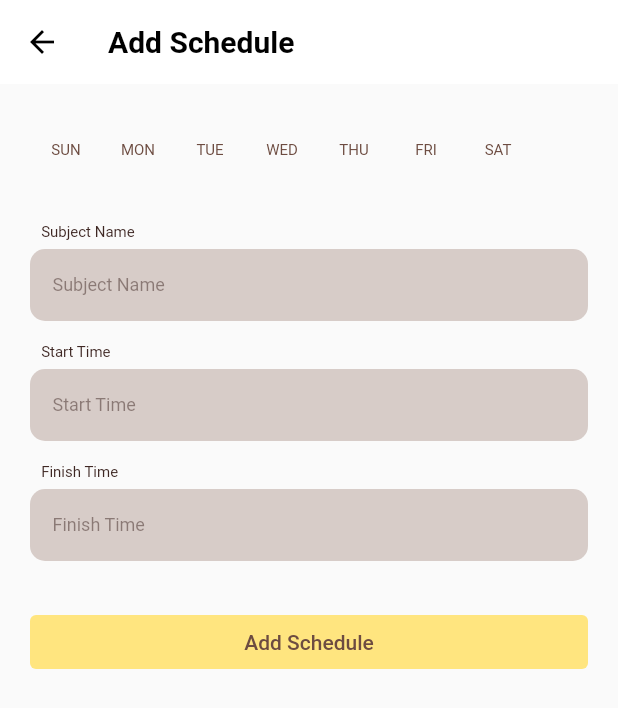
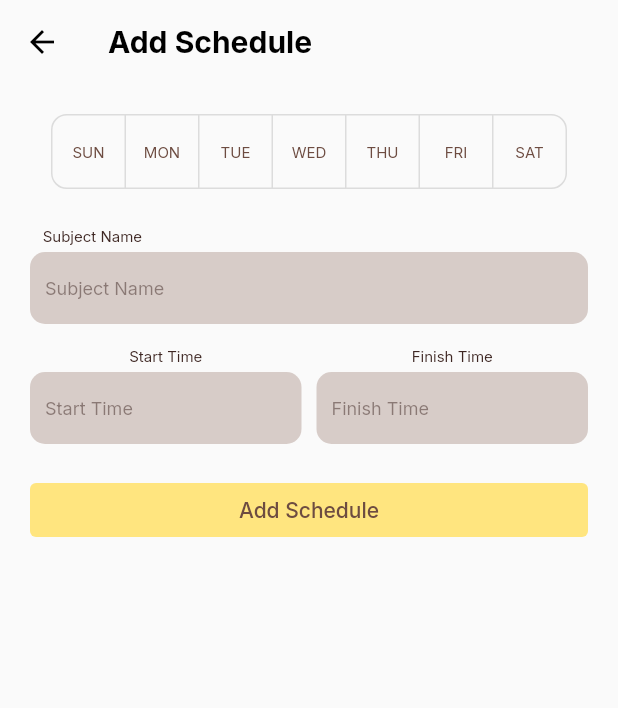
Before and after one commit to rchrdcrngl/RemCards-Flutter, a Flutter app: the SchedulePage screen opened directly, after a tap on the "add" icon, on a phone screen of 412 x 824 dp. Shown: the top 708 px of the screen. Run offline on Flutter 3.47's test engine with Material 2 defaults, Android fonts, the phone set to English and light mode, and no system bars; our stand-ins replace awesome_notifications, flutter_native_timezone, flutter_slidable, get, shared_preferences; missing offline and left inert: api_cache_manager, flutter_timetable_view, shared_preferences_web; accounts and stored records are empty; statements that could not run were skipped.

Commit message:
fix picker, async-await functions, refresh

```diff
--- a/remcards/lib/components/remcards_nav_bar.dart
+++ b/remcards/lib/components/remcards_nav_bar.dart
@@ -38,7 +38,7 @@ class _RemCardsNavBarState extends State<RemCardsNavBar> {
               icon: child.icon,
               color: _selectedIndex == i
                   ? Colors.white
-                  : Colors.blueGrey,
+                  : Theme.of(context).unselectedWidgetColor,
               tooltip: child.title,
               onPressed: () {
                 setState(() {
--- a/remcards/lib/pages/add_schedule.dart
+++ b/remcards/lib/pages/add_schedule.dart
@@ -4,10 +4,10 @@ import 'package:get/get.dart';
 import 'package:http/http.dart' as http;
 import 'package:remcards/const.dart';
 import 'package:remcards/pages/components/day_picker.dart';
-import 'package:shared_preferences/shared_preferences.dart';
-
 import 'components/app_bar.dart';
+import 'components/request_header.dart';
 import 'components/rounded_text_field.dart';
+import 'components/utils.dart';
 
 class addSchedForm extends StatefulWidget {
   final Function refresh;
@@ -36,7 +36,6 @@ class _addSchedForm extends State<addSchedForm> {
   }
 
   Future<Null> _selectStartTime() async {
-    print("sst");
     final TimeOfDay newTime = await showTimePicker(
       context: context,
       initialTime: _startTime,
@@ -45,14 +44,13 @@ class _addSchedForm extends State<addSchedForm> {
       setState(() {
         _startTime = newTime;
         timestart.text =
-            _startTime.hour.toString() + ":" + _startTime.minute.toString();
+            appendZero(_startTime.hour) + ":" + appendZero(_startTime.minute);
       });
     }
     return null;
   }
 
   Future<Null> _selectFinishTime() async {
-    print("sft");
     final TimeOfDay newTime = await showTimePicker(
       context: context,
       initialTime: _endTime,
@@ -61,7 +59,7 @@ class _addSchedForm extends State<addSchedForm> {
       setState(() {
         _endTime = newTime;
         timefinished.text =
-            _endTime.hour.toString() + ":" + _endTime.minute.toString();
+            appendZero(_endTime.hour) + ":" + appendZero(_endTime.minute);
       });
     }
     return null;
@@ -82,25 +80,21 @@ class _addSchedForm extends State<addSchedForm> {
 
   Widget build(BuildContext context) {
     return Scaffold(
-      appBar: rcAppBar("Add Schedule"),
+      appBar: rcAppBar(text:"Add Schedule", context: context),
       body: Container(
         padding: EdgeInsets.all(20.0),
         child: _isLoading
             ? Center(child: CircularProgressIndicator())
-            : ListView(
+            : SingleChildScrollView(
+              child: Column(
+                  crossAxisAlignment: CrossAxisAlignment.stretch,
                   children: <Widget>[
-                  Row(
-                    children: [
-                      Expanded(
-                          child: ClipRRect(
-                              child: SingleChildScrollView(
-                        scrollDirection: Axis.horizontal,
+                    Center(
                       child: dayPicker(
                           isSelected: _isSelected,
                           setState: setState,
                           selectDay: selectDay
-                        ))))
-                    ],
+                      ),
                     ),
                     SizedBox(height: 25.0),
                     Text("   Subject Name",
@@ -109,16 +103,20 @@ class _addSchedForm extends State<addSchedForm> {
                     RoundedTextField("Subject Name", Colors.brown[900],
                         Colors.brown[100], subject, false, 12),
                     SizedBox(height: 15.0),
-                  Text("   Start Time",
+                    Row(
+                      children: [
+                        Expanded(
+                          child: Column(children: [
+                            Text("Start Time",
                                 style: TextStyle(color: Colors.brown[900], fontSize: 10)),
                             SizedBox(height: 5.0),
                             TextFormField(
+                                readOnly: true,
                                 controller: timestart,
                                 onTap: _selectStartTime,
                                 style: TextStyle(color: Colors.brown[900], fontSize: 12),
                                 decoration: InputDecoration(
-                          contentPadding: EdgeInsets.symmetric(
-                              vertical: 5.0, horizontal: 15.0),
+                                    contentPadding: EdgeInsets.symmetric(vertical: 3.0, horizontal: 10.0),
                                     enabledBorder: OutlineInputBorder(
                                       borderSide: BorderSide(
                                           color: Colors.transparent, width: 0.0),
@@ -133,18 +131,21 @@ class _addSchedForm extends State<addSchedForm> {
                                     hintText: "Start Time",
                                     hintStyle: TextStyle(
                                         color: Colors.brown[900].withOpacity(0.5)),
-                          fillColor: Colors.brown[100])),
-                  SizedBox(height: 15.0),
-                  Text("   Finish Time",
+                                    fillColor: Colors.brown[100]))],),
+                        ),
+                        SizedBox(width: 10,),
+                        Expanded(
+                          child: Column(children: [
+                            Text("Finish Time",
                                 style: TextStyle(color: Colors.brown[900], fontSize: 10)),
                             SizedBox(height: 5.0),
                             TextFormField(
                                 controller: timefinished,
                                 onTap: _selectFinishTime,
+                                readOnly: true,
                                 style: TextStyle(color: Colors.brown[900], fontSize: 12),
                                 decoration: InputDecoration(
-                          contentPadding: EdgeInsets.symmetric(
-                              vertical: 5.0, horizontal: 15.0),
+                                    contentPadding: EdgeInsets.symmetric(vertical: 3.0, horizontal: 10.0),
                                     enabledBorder: OutlineInputBorder(
                                       borderSide: BorderSide(
                                           color: Colors.transparent, width: 0.0),
@@ -160,14 +161,23 @@ class _addSchedForm extends State<addSchedForm> {
                                     hintStyle: TextStyle(
                                         color: Colors.brown[900].withOpacity(0.5)),
                                     fillColor: Colors.brown[100])),
-                  SizedBox(height: 30.0),
+                          ],),
+                        ),
+                      ],
+                    ),
+                    SizedBox(height: 20.0),
                     ElevatedButton(
-                      onPressed: () {
-                        addSched(daySelected, subject.text, timestart.text,
+                        onPressed: () async {
+                          setState(() {
+                            _isLoading = true;
+                          });
+                          await addSched(daySelected, subject.text, timestart.text,
                               timefinished.text);
+                          setState(() {
+                            _isLoading = false;
+                          });
+                          widget.refresh();
                           Get.back();
-                        widget.refresh();
-                        //Get.off(() => MainPage(pageIdx: 1));
                         },
                         style: ButtonStyle(
                             backgroundColor: MaterialStateProperty.all(
@@ -183,20 +193,19 @@ class _addSchedForm extends State<addSchedForm> {
                   ],
                 ),
             ),
+      ),
     );
   }
 }
 
 addSched(List<int> day, String title, String start, String finish) async {
-  SharedPreferences sharedPreferences = await SharedPreferences.getInstance();
-  String token = sharedPreferences.getString("token");
-  Map<String, String> headers = {
-    'Accept': '*/*',
-    "Access-Control_Allow_Origin": "*",
-    "Content-Type": "application/json",
-    "x-access-token": token,
-  };
-
+  //Data Validation
+  if(title==''||start==''||finish==''||day.isEmpty){
+    Get.snackbar('Incomplete fields', 'Provide title, day/s, and time period.');
+    return;
+  }
+  //Send POST request
+  Map<String, String> headers = await getRequestHeaders();
   day.forEach((element) async {
     Map data = {"subject": title, "startTime": start, "endTime": finish};
     var response = await http.post(Uri.parse('${schedURI}/${element}'),
--- a/remcards/lib/pages/components/app_bar.dart
+++ b/remcards/lib/pages/components/app_bar.dart
@@ -1,9 +1,9 @@
 import 'package:flutter/material.dart';
 
-AppBar rcAppBar(String text) {
+AppBar rcAppBar({String text, BuildContext context}) {
   return AppBar(
     elevation: 0.0,
-    backgroundColor: Colors.white,
+    backgroundColor: Theme.of(context).scaffoldBackgroundColor,
     iconTheme: IconThemeData(color: Colors.black),
     title: Text(text,
         style: TextStyle(
@@ -12,10 +12,10 @@ AppBar rcAppBar(String text) {
   );
 }
 
-AppBar rcAppBarActions(String text, List<Widget> actions) {
+AppBar rcAppBarActions({String text, List<Widget> actions, BuildContext context}) {
   return AppBar(
     elevation: 0.0,
-    backgroundColor: Colors.white,
+    backgroundColor: Theme.of(context).scaffoldBackgroundColor,
     iconTheme: IconThemeData(color: Colors.black),
     actions: actions,
     title: Text(text,
--- a/remcards/lib/pages/components/day_picker.dart
+++ b/remcards/lib/pages/components/day_picker.dart
@@ -1,8 +1,9 @@
 import 'package:flutter/material.dart';
 
-ToggleButtons dayPicker(
+Widget dayPicker(
     {List<bool> isSelected, Function setState, Function selectDay}) {
-  return ToggleButtons(
+  return Container(
+    child: ToggleButtons(
         children: <Widget>[
           Text("SUN", style: TextStyle(fontSize: 10, color: Colors.brown[600])),
           Text("MON", style: TextStyle(fontSize: 10, color: Colors.brown[600])),
@@ -13,7 +14,6 @@ ToggleButtons dayPicker(
           Text("SAT", style: TextStyle(fontSize: 10, color: Colors.brown[600]))
         ],
         isSelected: isSelected,
-      renderBorder: false,
         borderRadius: BorderRadius.all(Radius.circular(10)),
         fillColor: Colors.amberAccent[100],
         onPressed: (int index) {
@@ -21,5 +21,6 @@ ToggleButtons dayPicker(
             isSelected[index] = !isSelected[index];
             selectDay(index);
           });
-      });
+        }),
+  );
 }
--- a/remcards/lib/pages/components/rounded_text_field.dart
+++ b/remcards/lib/pages/components/rounded_text_field.dart
@@ -7,7 +7,7 @@ Widget RoundedTextField(String hintText, Color hintStyleColor, Color fillColor,
     obscureText: obscuretext,
     style: TextStyle(color: hintStyleColor, fontSize: fontSize),
     decoration: InputDecoration(
-        contentPadding: EdgeInsets.symmetric(vertical: 5.0, horizontal: 15.0),
+        contentPadding: EdgeInsets.symmetric(vertical: 3.0, horizontal: 10.0),
         enabledBorder: OutlineInputBorder(
           borderSide: BorderSide(color: Colors.transparent, width: 0.0),
           borderRadius: BorderRadius.circular(10.0),
--- a/remcards/lib/pages/components/schedule_header.dart
+++ b/remcards/lib/pages/components/schedule_header.dart
@@ -1,22 +1,25 @@
 import 'package:flutter/material.dart';
 import 'package:flutter_timetable_view/flutter_timetable_view.dart';
 
-List<LaneEvents> ScheduleHeader(width) {
+List<LaneEvents> ScheduleHeader({double width, BuildContext context}) {
   return [
         LaneEvents(
             lane: Lane(
+                backgroundColor: Theme.of(context).scaffoldBackgroundColor ?? Colors.white,
                 name: 'SUN',
                 width: (width / 8),
                 textStyle: TextStyle(color: Colors.brown, fontSize: 10)),
             events: []),
         LaneEvents(
             lane: Lane(
+                backgroundColor: Theme.of(context).scaffoldBackgroundColor ?? Colors.white,
                 name: 'MON',
                 width: (width / 8),
                 textStyle: TextStyle(color: Colors.brown, fontSize: 10)),
             events: []),
         LaneEvents(
           lane: Lane(
+              backgroundColor: Theme.of(context).scaffoldBackgroundColor ?? Colors.white,
               name: 'TUE',
               width: (width / 8),
               textStyle: TextStyle(color: Colors.brown, fontSize: 10)),
@@ -24,6 +27,7 @@ List<LaneEvents> ScheduleHeader(width) {
         ),
         LaneEvents(
           lane: Lane(
+              backgroundColor: Theme.of(context).scaffoldBackgroundColor ?? Colors.white,
               name: 'WED',
               width: (width / 8),
               textStyle: TextStyle(color: Colors.brown, fontSize: 10)),
@@ -31,6 +35,7 @@ List<LaneEvents> ScheduleHeader(width) {
         ),
         LaneEvents(
           lane: Lane(
+              backgroundColor: Theme.of(context).scaffoldBackgroundColor ?? Colors.white,
               name: 'THU',
               width: (width / 8),
               textStyle: TextStyle(color: Colors.brown, fontSize: 10)),
@@ -38,6 +43,7 @@ List<LaneEvents> ScheduleHeader(width) {
         ),
         LaneEvents(
           lane: Lane(
+              backgroundColor: Theme.of(context).scaffoldBackgroundColor ?? Colors.white,
               name: 'FRI',
               width: (width / 8),
               textStyle: TextStyle(color: Colors.brown, fontSize: 10)),
@@ -45,6 +51,7 @@ List<LaneEvents> ScheduleHeader(width) {
         ),
         LaneEvents(
           lane: Lane(
+              backgroundColor: Theme.of(context).scaffoldBackgroundColor ?? Colors.white,
               name: 'SAT',
               width: (width / 8),
               textStyle: TextStyle(color: Colors.brown, fontSize: 10)),
--- a/remcards/lib/pages/schedule.dart
+++ b/remcards/lib/pages/schedule.dart
@@ -22,12 +22,6 @@ class SchedulePage extends StatefulWidget {
       context.findAncestorStateOfType<_SchedulePageState>();
   @override
   _SchedulePageState createState() => _SchedulePageState();
-}
-
-edit(int day, String id, String title, int hourStart, int minStart,
-    int hourFinish, int minFinish) {
-  Get.to(() => editSchedForm(
-      day, id, title, hourStart, minStart, hourFinish, minFinish));
 }
 
 processNotification(List<DaySchedule> resp) async {
@@ -140,6 +134,7 @@ class _SchedulePageState extends State<SchedulePage> {
       DayScheduleList.forEach((element) {
         list.add(LaneEvents(
             lane: Lane(
+                backgroundColor: Theme.of(context).scaffoldBackgroundColor,
                 name: numToDay[element.day].substring(0, 3).toUpperCase() ??
                     'N/A',
                 width: (width / 8),
@@ -148,25 +143,36 @@ class _SchedulePageState extends State<SchedulePage> {
       });
       return list;
     } else {
-      return ScheduleHeader(width);
+      return ScheduleHeader(width: width, context: context);
     }
+  }
+
+  edit(int day, String id, String title, int hourStart, int minStart,
+      int hourFinish, int minFinish) {
+    Get.to(() => editSchedForm(
+        day, id, title, hourStart, minStart, hourFinish, minFinish, _refresh));
   }
 
   @override
   Widget build(BuildContext context) {
     double width = MediaQuery.of(context).size.width;
     return Scaffold(
-      appBar: rcAppBarActions("Schedule", <Widget>[
+      appBar: rcAppBarActions(text: "Schedule", actions: <Widget>[
         IconButton(
           icon: Icon(Icons.refresh),
           iconSize: 15,
           onPressed: _refresh,
         )
-      ]),
+      ], context: context),
       body: Container(
         child: TimetableView(
             laneEventsList: _buildLaneEvents(width),
             timetableStyle: TimetableStyle(
+                laneColor: Theme.of(context).scaffoldBackgroundColor,
+                cornerColor: Theme.of(context).scaffoldBackgroundColor,
+                timelineColor: Theme.of(context).scaffoldBackgroundColor,
+                timelineItemColor: Theme.of(context).scaffoldBackgroundColor,
+                mainBackgroundColor: Theme.of(context).scaffoldBackgroundColor,
                 startHour: 6,
                 endHour: 22,
                 timeItemTextColor: Colors.brown,
--- a/remcards/lib/pages/settings.dart
+++ b/remcards/lib/pages/settings.dart
@@ -33,7 +33,7 @@ class _Settings extends State<Settings> {
   @override
   Widget build(BuildContext context) {
     return Scaffold(
-        appBar: rcAppBar("Settings"),
+        appBar: rcAppBar(text:"Settings",context: context),
         body: Container(
             padding: EdgeInsets.all(20.0),
             child: ListView(
```
Also changed, not shown: remcards/lib/main.dart (+6 -4 lines), remcards/lib/pages/add_card.dart (+24 -29 lines), remcards/lib/pages/card_builder.dart (+3 -6 lines), remcards/lib/pages/components/card.dart (+14 -7 lines), remcards/lib/pages/components/card_functions.dart (+2 -5 lines), remcards/lib/pages/edit_card.dart (+16 -7 lines), remcards/lib/pages/edit_schedule.dart (+65 -56 lines), remcards/lib/pages/login.dart (+43 -26 lines), remcards/lib/pages/register.dart (+51 -28 lines), 2 other files. Lines whose indentation alone changed are shown as unchanged.
